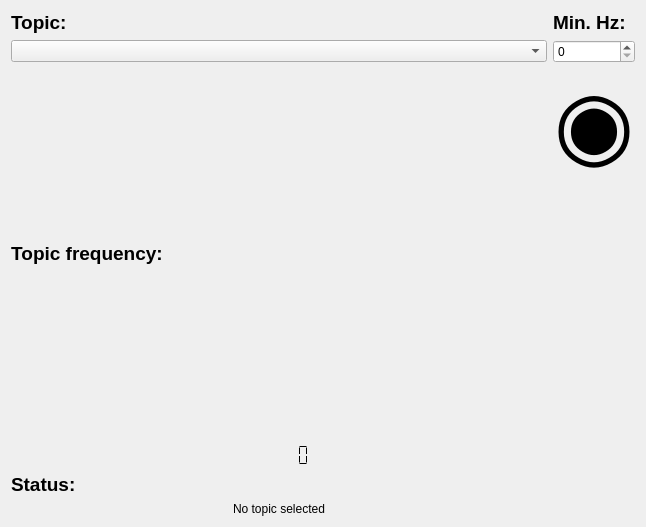
The window that ros/src/computing/perception/detection/viewers/packages/integrated_viewer/node/data_rate_checker_plugin/data_rate_checker_form.ui (autowarefoundation/autoware) describes before a commit, drawn with Qt 5.
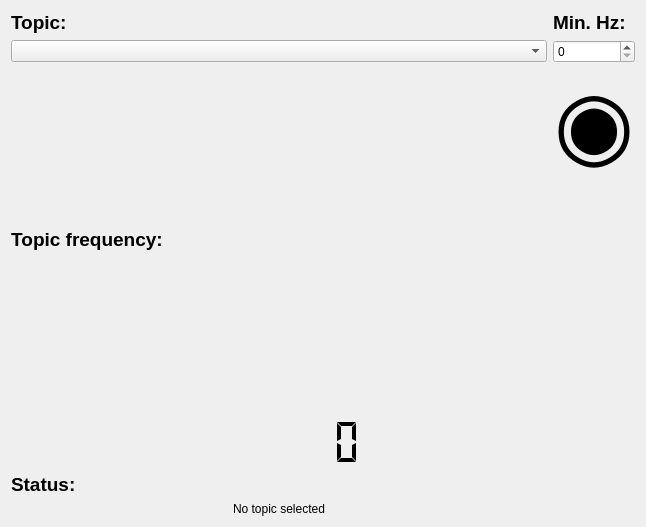
The same window after the commit.

Commit message: Increased frequency display size.

```diff
--- a/ros/src/computing/perception/detection/viewers/packages/integrated_viewer/node/data_rate_checker_plugin/data_rate_checker_form.ui
+++ b/ros/src/computing/perception/detection/viewers/packages/integrated_viewer/node/data_rate_checker_plugin/data_rate_checker_form.ui
@@ -103,15 +103,24 @@
        </item>
        <item row="3" column="0" colspan="2">
         <widget class="QLCDNumber" name="topic_frequency_lcd_">
+         <property name="minimumSize">
+          <size>
+           <width>0</width>
+           <height>50</height>
+          </size>
+         </property>
          <property name="frameShape">
           <enum>QFrame::NoFrame</enum>
          </property>
-         <property name="segmentStyle">
-          <enum>QLCDNumber::Flat</enum>
+         <property name="smallDecimalPoint">
+          <bool>true</bool>
          </property>
          <property name="digitCount">
           <number>6</number>
          </property>
+         <property name="segmentStyle">
+          <enum>QLCDNumber::Flat</enum>
+         </property>
         </widget>
        </item>
       </layout>
```
